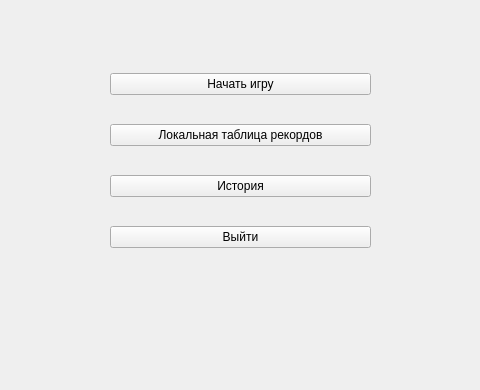
Above: main_game/src_qt/game_window.ui from AnastasiiaGorelova/Eclipse before the change; both pictures show x 160 to 640 and y 240 to 630 of the 800 by 630 pixel window. Below: the same form after it.
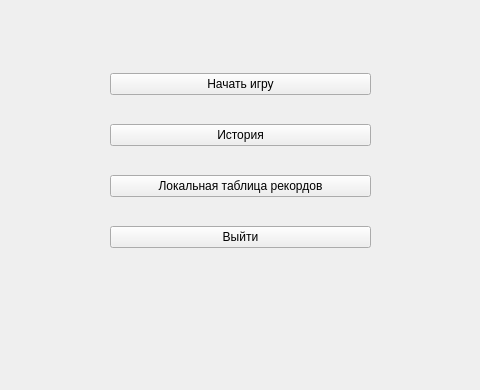
That is the form after the change.

Commit message: changed menu buttoms

Patch:
```diff
--- a/main_game/src_qt/game_window.ui
+++ b/main_game/src_qt/game_window.ui
@@ -31,16 +31,16 @@
      </widget>
     </item>
     <item>
-     <widget class="QPushButton" name="local_board">
+     <widget class="QPushButton" name="history">
       <property name="text">
-       <string>Локальная таблица рекордов</string>
+       <string>История</string>
       </property>
      </widget>
     </item>
     <item>
-     <widget class="QPushButton" name="history">
+     <widget class="QPushButton" name="local_board">
       <property name="text">
-       <string>История</string>
+       <string>Локальная таблица рекордов</string>
       </property>
      </widget>
     </item>
```
